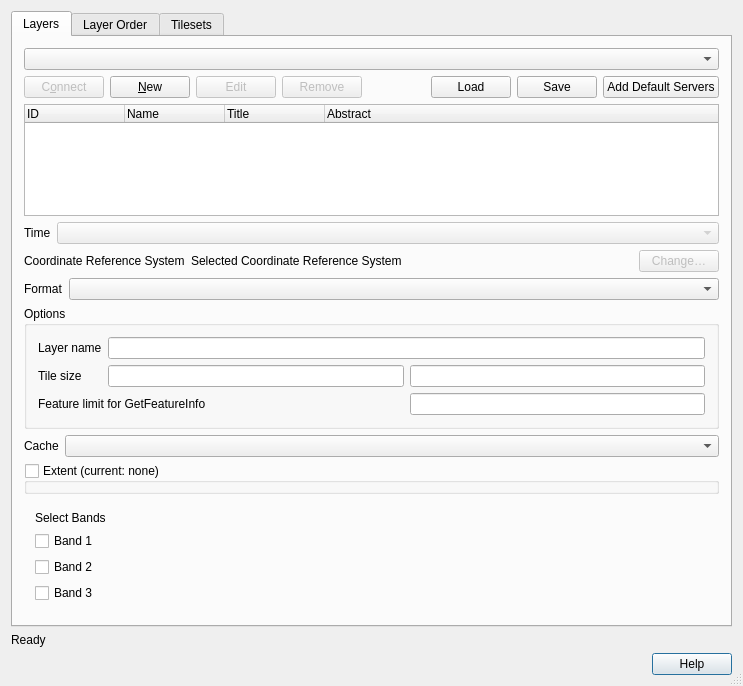
Qt form src/ui/qgsowssourceselectbase.ui (qgis/QGIS) before a commit.
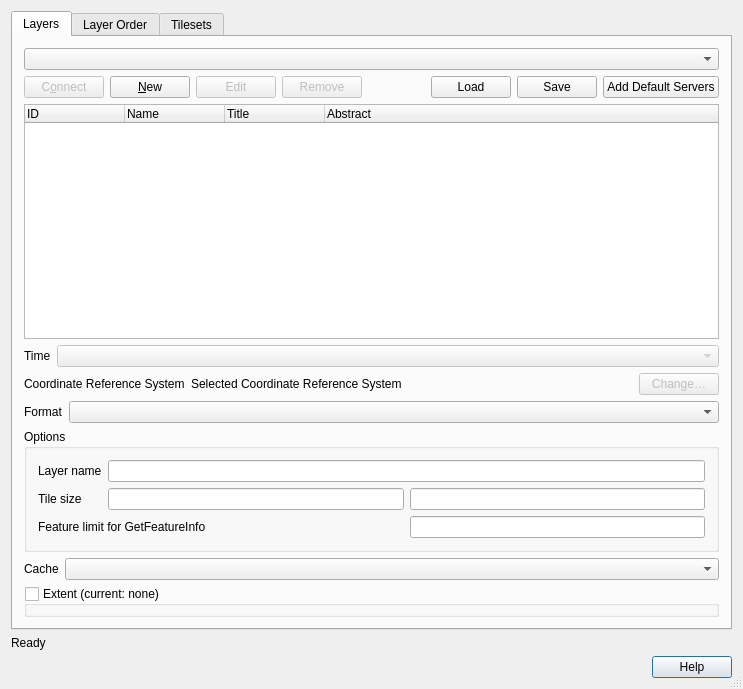
The same form after that commit. Icons and pictures are not drawn. Custom widgets are drawn as their Qt base class.

Diff of the .ui file:
```diff
--- a/src/ui/qgsowssourceselectbase.ui
+++ b/src/ui/qgsowssourceselectbase.ui
@@ -7,7 +7,7 @@
     <x>0</x>
     <y>0</y>
     <width>743</width>
-    <height>686</height>
+    <height>689</height>
    </rect>
   </property>
   <property name="windowTitle">
@@ -454,40 +454,6 @@
          </layout>
         </widget>
        </item>
-       <item>
-        <widget class="QWidget" name="widget" native="true">
-         <layout class="QVBoxLayout" name="verticalLayout_3">
-          <item>
-           <widget class="QLabel" name="label">
-            <property name="text">
-             <string>Select Bands</string>
-            </property>
-           </widget>
-          </item>
-          <item>
-           <widget class="QCheckBox" name="checkBox">
-            <property name="text">
-             <string>Band 1</string>
-            </property>
-           </widget>
-          </item>
-          <item>
-           <widget class="QCheckBox" name="checkBox_2">
-            <property name="text">
-             <string>Band 2</string>
-            </property>
-           </widget>
-          </item>
-          <item>
-           <widget class="QCheckBox" name="checkBox_3">
-            <property name="text">
-             <string>Band 3</string>
-            </property>
-           </widget>
-          </item>
-         </layout>
-        </widget>
-       </item>
       </layout>
      </widget>
      <widget class="QWidget" name="mLayerOrderTab">
```
Left out of the diff: 2 changed lines with no effect on the pictures.
